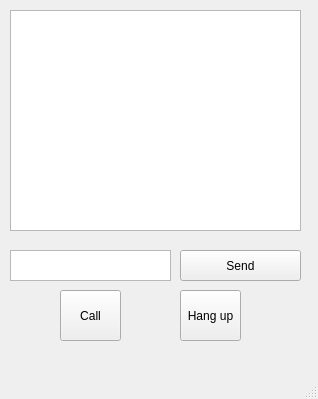
Qt form chatwindow.ui (piotrek-pl/JupiterClient-2.0) before a commit.
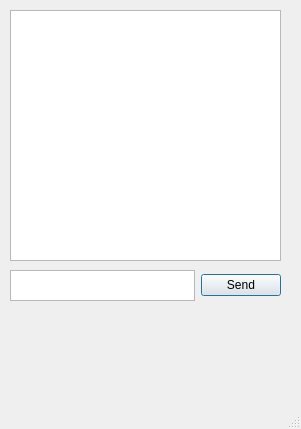
The same form after that commit.

```diff
--- a/chatwindow.ui
+++ b/chatwindow.ui
@@ -6,75 +6,73 @@
    <rect>
     <x>0</x>
     <y>0</y>
-    <width>318</width>
-    <height>399</height>
+    <width>301</width>
+    <height>429</height>
    </rect>
   </property>
+  <property name="minimumSize">
+   <size>
+    <width>300</width>
+    <height>350</height>
+   </size>
+  </property>
+  <property name="sizeIncrement">
+   <size>
+    <width>300</width>
+    <height>350</height>
+   </size>
+  </property>
   <property name="windowTitle">
    <string>MainWindow</string>
   </property>
   <widget class="QWidget" name="centralWidget">
-   <widget class="QPushButton" name="sendButton">
-    <property name="geometry">
-     <rect>
-      <x>180</x>
-      <y>250</y>
-      <width>121</width>
-      <height>31</height>
-     </rect>
-    </property>
-    <property name="text">
-     <string>Send</string>
-    </property>
-    <property name="default">
-     <bool>false</bool>
-    </property>
-   </widget>
-   <widget class="QTextEdit" name="messageInput">
-    <property name="geometry">
-     <rect>
-      <x>10</x>
-      <y>250</y>
-      <width>161</width>
-      <height>31</height>
-     </rect>
-    </property>
-   </widget>
    <widget class="QTextBrowser" name="chatDisplay">
     <property name="geometry">
      <rect>
       <x>10</x>
       <y>10</y>
-      <width>291</width>
-      <height>221</height>
+      <width>271</width>
+      <height>251</height>
      </rect>
     </property>
    </widget>
-   <widget class="QPushButton" name="callButton">
+   <widget class="QWidget" name="widget" native="true">
     <property name="geometry">
      <rect>
-      <x>60</x>
-      <y>290</y>
-      <width>61</width>
-      <height>51</height>
+      <x>10</x>
+      <y>270</y>
+      <width>271</width>
+      <height>31</height>
      </rect>
     </property>
-    <property name="text">
-     <string>Call</string>
-    </property>
-   </widget>
-   <widget class="QPushButton" name="hangUpButton">
-    <property name="geometry">
-     <rect>
-      <x>180</x>
-      <y>290</y>
-      <width>61</width>
-      <height>51</height>
-     </rect>
-    </property>
-    <property name="text">
-     <string>Hang up</string>
-    </property>
+    <widget class="QWidget" name="horizontalLayoutWidget_2">
+     <property name="geometry">
+      <rect>
+       <x>0</x>
+       <y>0</y>
+       <width>271</width>
+       <height>31</height>
+      </rect>
+     </property>
+     <layout class="QHBoxLayout" name="horizontalLayout">
+      <item>
+       <widget class="QTextEdit" name="messageInput"/>
+      </item>
+      <item>
+       <widget class="QPushButton" name="sendButton">
+        <property name="text">
+         <string>Send</string>
+        </property>
+        <property name="shortcut">
+         <string/>
+        </property>
+        <property name="default">
+         <bool>true</bool>
+        </property>
+       </widget>
+      </item>
+     </layout>
+    </widget>
    </widget>
   </widget>
   <widget class="QMenuBar" name="menubar">
```
Left out of the diff: 2 changed lines with no effect on the pictures.
